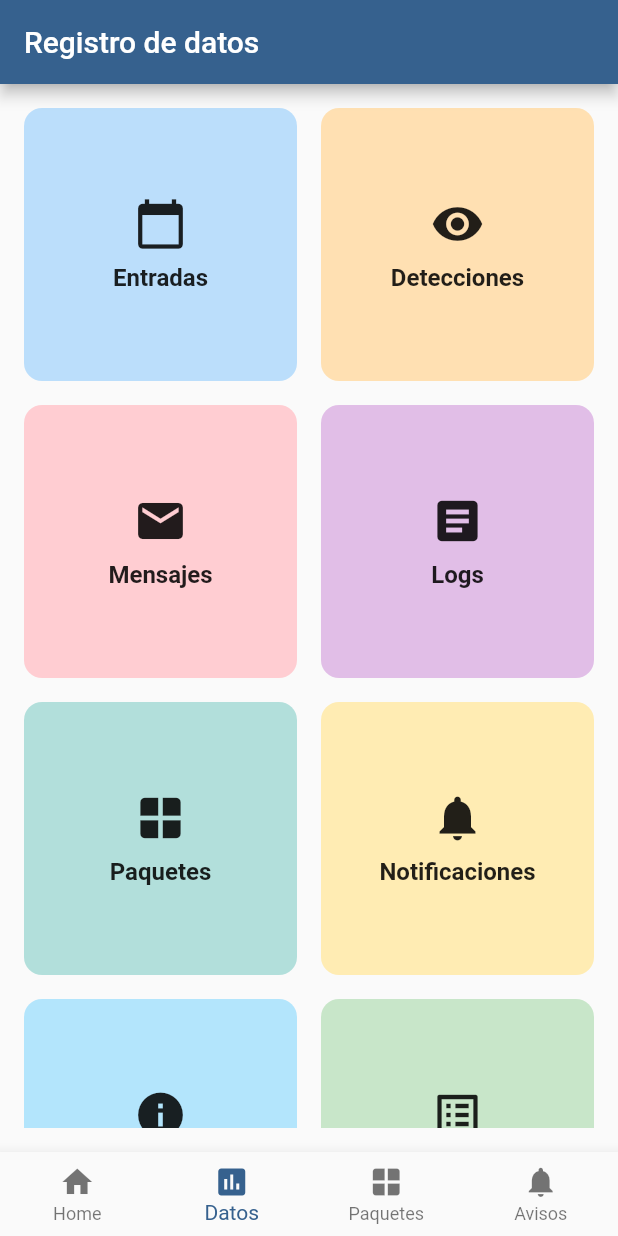
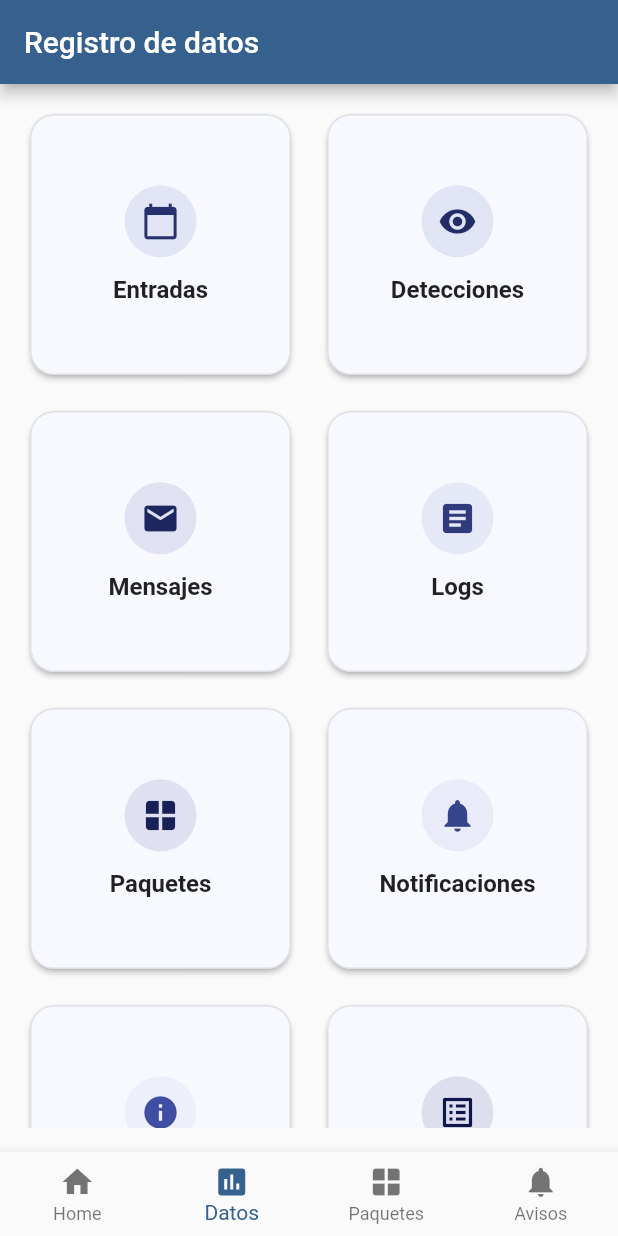
Before and after one commit to eduardonogueraga/SAAP, a Flutter app: the screen it shows after launch, item 2 of the bottom bar chosen, on a phone screen of 412 x 824 dp. Run offline on Flutter 3.47's test engine with Material 3 defaults, Android fonts, the light colour scheme and no system bars.

Commit message:
ajustes grid datos

```diff
--- a/lib/screens/data_screen.dart
+++ b/lib/screens/data_screen.dart
@@ -26,7 +26,7 @@ class DataScreen extends StatelessWidget {
             DataButton(
               icon: Icons.calendar_today,
               label: 'Entradas',
-              color: Colors.blue.shade100,
+              color: Colors.indigo.shade500,
               onTap: () {
                 Navigator.push(
                   context,
@@ -37,7 +37,7 @@ class DataScreen extends StatelessWidget {
             DataButton(
               icon: Icons.visibility,
               label: 'Detecciones',
-              color: Colors.orange.shade100,
+              color: Colors.indigo.shade600,
               onTap: () {
                 Navigator.push(
                   context,
@@ -48,7 +48,7 @@ class DataScreen extends StatelessWidget {
             DataButton(
               icon: Icons.mail,
               label: 'Mensajes',
-              color: Colors.red.shade100,
+              color: Colors.indigo.shade700,
               onTap: () {
                 Navigator.push(
                   context,
@@ -59,7 +59,7 @@ class DataScreen extends StatelessWidget {
             DataButton(
               icon: Icons.article,
               label: 'Logs',
-              color: Colors.purple.shade100,
+              color: Colors.indigo.shade400,
               onTap: () {
                 Navigator.push(
                   context,
@@ -70,7 +70,7 @@ class DataScreen extends StatelessWidget {
             DataButton(
               icon: Icons.window,
               label: 'Paquetes',
-              color: Colors.teal.shade100,
+              color: Colors.indigo.shade800,
               onTap: () {
                 Navigator.push(
                   context,
@@ -81,7 +81,7 @@ class DataScreen extends StatelessWidget {
             DataButton(
               icon: Icons.notifications,
               label: 'Notificaciones',
-              color: Colors.amber.shade100,
+              color: Colors.indigo.shade300,
               onTap: () {
                 Navigator.push(
                   context,
@@ -92,7 +92,7 @@ class DataScreen extends StatelessWidget {
             DataButton(
               icon: Icons.info,
               label: 'SAA INFO',
-              color: Colors.lightBlue.shade100,
+              color: Colors.indigo.shade200,
               onTap: () {
                 Navigator.push(
                   context,
@@ -103,7 +103,7 @@ class DataScreen extends StatelessWidget {
             DataButton(
               icon: Icons.list_alt,
               label: 'SAAS LOGS',
-              color: Colors.green.shade100,
+              color: Colors.indigo.shade900,
               onTap: () {
                 Navigator.push(
                   context,
--- a/lib/widgets/data_button.dart
+++ b/lib/widgets/data_button.dart
@@ -16,25 +16,56 @@ class DataButton extends StatelessWidget {
 
   @override
   Widget build(BuildContext context) {
-    return InkWell(
+    final theme = Theme.of(context);
+    final ColorScheme scheme = theme.colorScheme;
+    final Color baseTint = color;
+    final Color bg = baseTint.withOpacity(0.12);
+    // Icon uses a darker tone of the same base (ultramarino)
+    final _hsl = HSLColor.fromColor(baseTint);
+    final Color iconColor = _hsl
+        .withLightness((_hsl.lightness * 0.6).clamp(0.0, 1.0))
+        .toColor();
+
+    return Card(
+      elevation: 1.5,
+      clipBehavior: Clip.antiAlias,
+      color: scheme.surface,
+      shape: RoundedRectangleBorder(
+        borderRadius: BorderRadius.circular(16),
+        side: BorderSide(color: scheme.outlineVariant.withOpacity(0.5)),
+      ),
+      child: InkWell(
         onTap: onTap,
-      child: Container(
-        padding: const EdgeInsets.all(16),
-        decoration: BoxDecoration(
-          color: color,
-          borderRadius: BorderRadius.circular(12),
-        ),
+        borderRadius: BorderRadius.circular(16),
+        splashColor: baseTint.withOpacity(0.08),
+        highlightColor: baseTint.withOpacity(0.04),
+        child: Padding(
+          padding: const EdgeInsets.symmetric(horizontal: 16, vertical: 18),
           child: Column(
             mainAxisAlignment: MainAxisAlignment.center,
             children: [
-            Icon(icon, size: 36),
-            const SizedBox(height: 8),
+              Container(
+                width: 48,
+                height: 48,
+                decoration: BoxDecoration(
+                  color: bg,
+                  shape: BoxShape.circle,
+                ),
+                alignment: Alignment.center,
+                child: Icon(icon, size: 26, color: iconColor),
+              ),
+              const SizedBox(height: 12),
               Text(
                 label,
-              style: const TextStyle(fontSize: 16, fontWeight: FontWeight.bold),
+                style: theme.textTheme.titleMedium?.copyWith(
+                  fontWeight: FontWeight.w600,
+                ),
                 textAlign: TextAlign.center,
+                maxLines: 2,
+                overflow: TextOverflow.ellipsis,
               ),
             ],
+          ),
         ),
       ),
     );
```
Lines whose indentation alone changed are shown as unchanged.
